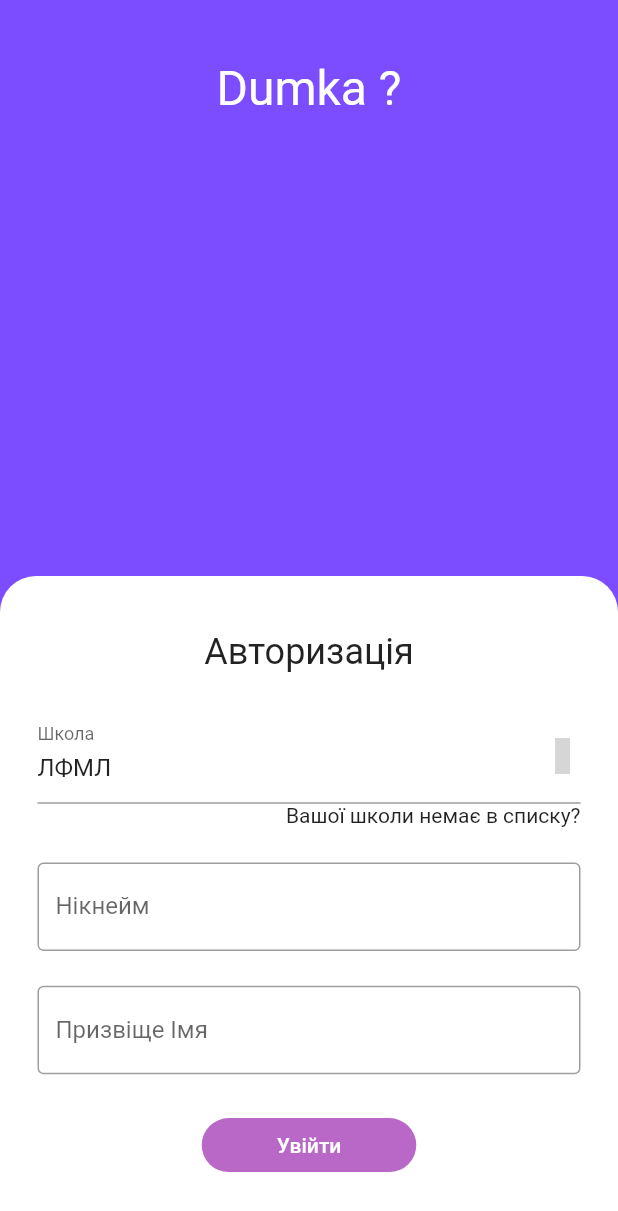
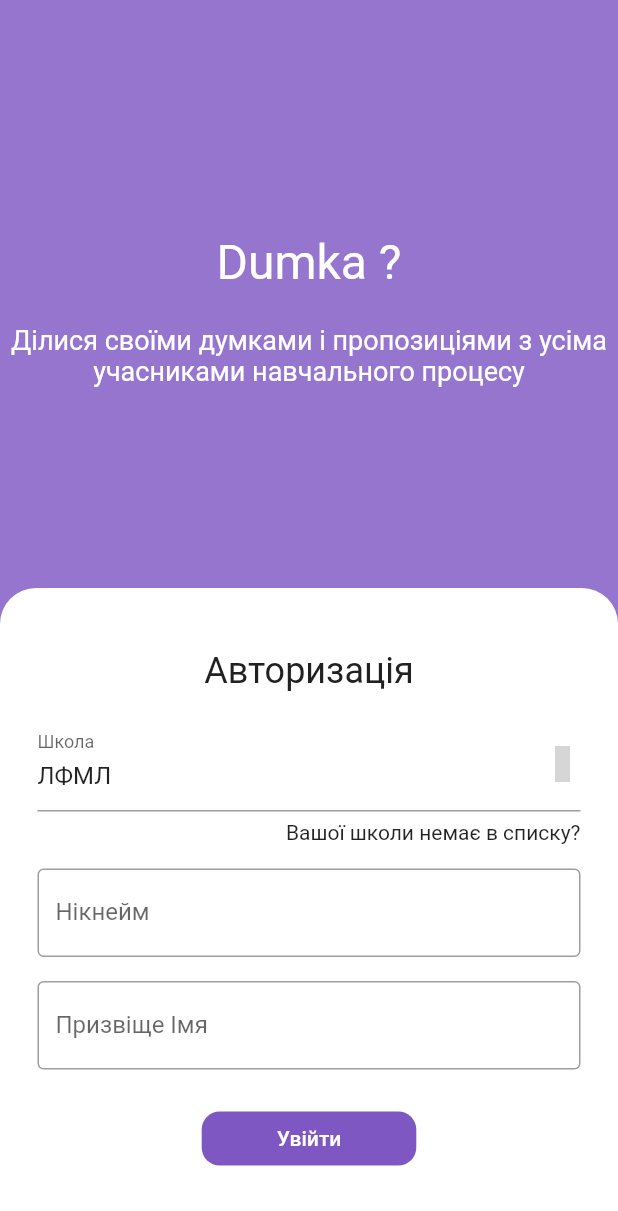
Before and after one commit to smuzi-ua/dumka, a Flutter app: the screen it shows after launch, on a phone screen of 412 x 824 dp. Shown: the top 1211 px of the screen. Run offline on Flutter 3.47's test engine with Material 2 defaults, Android fonts, the phone set to English and light mode, and no system bars; our stand-ins replace dio, firebase_core, firebase_crashlytics, flutter_bloc, flutter_svg, google_fonts and 3 more; missing offline and left inert: custom_switch_button; accounts and stored records are empty; grey boxes are pictures that could not be loaded.

Commit message:
tweaked log in screen; improved bottom sheet (using Flutter's official showModalBottomSheet implementation)

```diff
--- a/lib/screens/authorization_screen.dart
+++ b/lib/screens/authorization_screen.dart
@@ -1,4 +1,3 @@
-import 'package:dumka/utils/const.dart';
 import 'package:flutter/cupertino.dart';
 import 'package:flutter/material.dart';
 import 'package:material_design_icons_flutter/material_design_icons_flutter.dart';
@@ -32,35 +31,61 @@ class AuthorizationState extends State<AuthorizationScreen> {
       )
     ];
     return Scaffold(
-      backgroundColor: UIConfig.purple3,
-      body: SafeArea(
+      backgroundColor: Colors.deepPurple.shade300,
+      body: SingleChildScrollView(
+        child: ConstrainedBox(
+          constraints: BoxConstraints(
+            minWidth: MediaQuery.of(context).size.width,
+            minHeight: MediaQuery.of(context).size.height,
+          ),
+          child: IntrinsicHeight(
             child: Column(
-          // mainAxisAlignment: MainAxisAlignment.spaceBetween,
-          // ignore: prefer_const_literals_to_create_immutables
               children: <Widget>[
-            const Padding(
-              padding: EdgeInsets.all(40),
-              child: Text(
+                Expanded(
+                  child: SafeArea(
+                    child: Column(
+                      children: const [
+                        SizedBox(
+                          height: 22,
+                        ),
+                        Spacer(),
+                        Text(
                           'Dumka ?',
                           style: TextStyle(color: Colors.white, fontSize: 32),
                         ),
+                        SizedBox(
+                          height: 22,
                         ),
-            Expanded(
-              child: Align(
+                        Text(
+                          'Ділися своїми думками і пропозиціями з усіма учасниками навчального процесу',
+                          style: TextStyle(color: Colors.white, fontSize: 18),
+                          textAlign: TextAlign.center,
+                        ),
+                        Spacer(),
+                      ],
+                    ),
+                  ),
+                ),
+                Align(
                   alignment: Alignment.bottomCenter,
                   child: Container(
                     decoration: const BoxDecoration(
                         borderRadius:
                             BorderRadius.vertical(top: Radius.circular(24)),
                         color: Colors.white),
-                  height: 440,
                     padding: const EdgeInsets.all(25),
                     child: Column(
                         mainAxisAlignment: MainAxisAlignment.spaceAround,
                         children: <Widget>[
-                        const Text(
+                          const SizedBox(
+                            height: 16,
+                          ),
+                          Text(
                             'Авторизація',
-                          style: TextStyle(fontSize: 24),
+                            style: TextStyle(fontSize: 24, color: Colors.grey.shade900),
+                          ),
+                          const SizedBox(
+                            height: 16,
                           ),
                           Column(
                             crossAxisAlignment: CrossAxisAlignment.end,
@@ -79,8 +104,14 @@ class AuthorizationState extends State<AuthorizationScreen> {
                                 },
                                 items: dropDownMenuItems,
                               ),
+                              const SizedBox(
+                                height: 6,
+                              ),
                               const Text('Вашої школи немає в списку?')
                             ],
+                          ),
+                          const SizedBox(
+                            height: 16,
                           ),
                           const TextField(
                             textAlign: TextAlign.left,
@@ -89,6 +120,9 @@ class AuthorizationState extends State<AuthorizationScreen> {
                               labelText: 'Нікнейм',
                             ),
                           ),
+                          const SizedBox(
+                            height: 16,
+                          ),
                           const TextField(
                             textAlign: TextAlign.left,
                             decoration: InputDecoration(
@@ -96,10 +130,13 @@ class AuthorizationState extends State<AuthorizationScreen> {
                               labelText: 'Призвіще Імя',
                             ),
                           ),
+                          const SizedBox(
+                            height: 22,
+                          ),
                           SizedBox(
                             width: 143.06,
                             child: FlatButton(
-                            color: Colors.purple[300],
+                              color: Colors.deepPurple.shade400,
                               onPressed: () {
                                 Navigator.push(
                                     context,
@@ -108,21 +145,25 @@ class AuthorizationState extends State<AuthorizationScreen> {
                                     ));
                               },
                               shape: RoundedRectangleBorder(
-                                borderRadius: BorderRadius.circular(18.0)),
-                            disabledColor: UIConfig.purple2,
+                                  borderRadius: BorderRadius.circular(12)),
+                              // disabledColor: Colors.deepPurple.shade900,
                               child: const Text(
                                 'Увійти',
                                 style: TextStyle(color: Colors.white),
                               ),
                             ),
-                        )
+                          ),
+                          const SizedBox(
+                            height: 16,
+                          ),
                         ]),
-                ),
                   ),
                 )
               ],
             ),
           ),
+        ),
+      ),
     );
   }
 }
--- a/lib/screens/user/user_settings_widget.dart
+++ b/lib/screens/user/user_settings_widget.dart
@@ -9,7 +9,7 @@ class UserSettingsWidget extends StatelessWidget {
   Widget build(BuildContext context) {
     return Column(children: <Widget>[
       Padding(
-        padding: const EdgeInsets.fromLTRB(0, 59.0, 0, 8),
+        padding: const EdgeInsets.fromLTRB(0, 0, 0, 8),
         child: Container(
           width: 68,
           height: 68,
@@ -135,5 +135,4 @@ class UserSettingsWidget extends StatelessWidget {
       ),
     ]);
   }
-
 }
```
Also changed, not shown: lib/screens/components/bottom_sheet.dart (added, +66 -0 lines), lib/screens/proposal/approve_proposal_screen.dart (+6 -8 lines), lib/screens/user/user_wrapper.dart (+3 -11 lines), lib/utils/dumka_bottom_sheet.dart (deleted, +0 -175 lines). Lines whose indentation alone changed are shown as unchanged.
